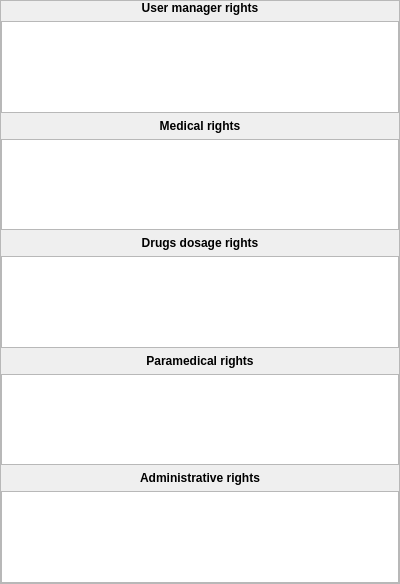
Above: plugins/usermanagerplugin/widgets/userviewer_medicalrights.ui from FreeHealth/freehealth before the change. Below: the same form after it.
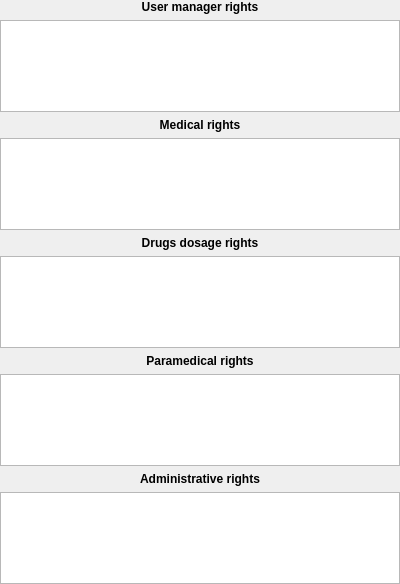
That is the form after the change. Custom widgets are drawn as their Qt base class.

The edit to the form file:
```diff
--- a/plugins/usermanagerplugin/widgets/userviewer_medicalrights.ui
+++ b/plugins/usermanagerplugin/widgets/userviewer_medicalrights.ui
@@ -18,24 +18,6 @@
     <number>0</number>
    </property>
    <item row="0" column="0">
-    <widget class="QScrollArea" name="scrollArea">
-     <property name="widgetResizable">
-      <bool>true</bool>
-     </property>
-     <widget class="QWidget" name="scrollAreaWidgetContents">
-      <property name="geometry">
-       <rect>
-        <x>0</x>
-        <y>0</y>
-        <width>398</width>
-        <height>582</height>
-       </rect>
-      </property>
-      <layout class="QGridLayout" name="gridLayout_2">
-       <property name="margin">
-        <number>0</number>
-       </property>
-       <item row="0" column="0">
         <widget class="QLabel" name="label_25">
          <property name="font">
           <font>
@@ -129,10 +111,6 @@
        </item>
        <item row="9" column="0">
         <widget class="UserPlugin::Internal::UserRightsWidget" name="administrativeRightsWidget"/>
-       </item>
-      </layout>
-     </widget>
-    </widget>
    </item>
   </layout>
  </widget>
```
Lines whose indentation alone changed are shown as unchanged.
